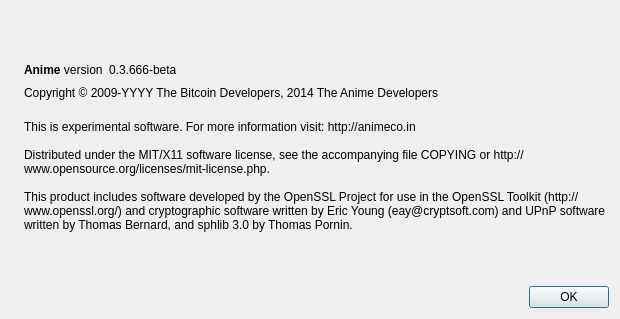
This is src/qt/forms/aboutdialog.ui in Animecointeam/Animecoin as Qt 5 draws it before an edit. The edited form follows.
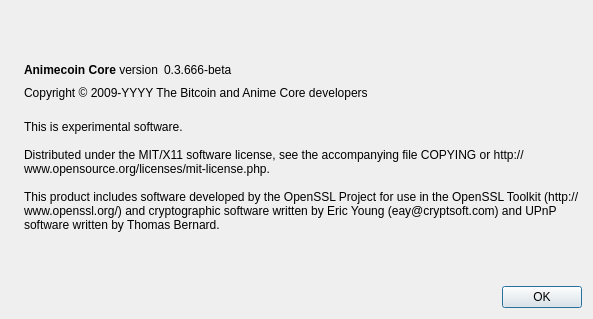
This is the edited form. Icons and pictures are not drawn.

```diff
--- a/src/qt/forms/aboutdialog.ui
+++ b/src/qt/forms/aboutdialog.ui
@@ -6,7 +6,7 @@
    <rect>
     <x>0</x>
     <y>0</y>
-    <width>620</width>
+    <width>593</width>
     <height>319</height>
    </rect>
   </property>
@@ -50,7 +50,7 @@
           <cursorShape>IBeamCursor</cursorShape>
          </property>
          <property name="text">
-          <string>&lt;html&gt;&lt;head/&gt;&lt;body&gt;&lt;p&gt;&lt;span style=&quot; font-weight:600;&quot;&gt;Anime&lt;/span&gt; version&lt;/p&gt;&lt;/body&gt;&lt;/html&gt;</string>
+          <string>&lt;b&gt;Animecoin Core&lt;/b&gt; version</string>
          </property>
          <property name="textInteractionFlags">
           <set>Qt::LinksAccessibleByMouse|Qt::TextSelectableByKeyboard|Qt::TextSelectableByMouse</set>
@@ -91,7 +91,7 @@
         <cursorShape>IBeamCursor</cursorShape>
        </property>
        <property name="text">
-        <string notr="true">Copyright &amp;copy; 2009-YYYY The Bitcoin Developers, 2014 The Anime Developers</string>
+        <string notr="true">Copyright &amp;copy; 2009-YYYY The Bitcoin and Anime Core developers</string>
        </property>
        <property name="textFormat">
         <enum>Qt::RichText</enum>
@@ -108,11 +108,11 @@
        </property>
        <property name="text">
         <string>
-This is experimental software. For more information visit: http://animeco.in 
+This is experimental software.
 
 Distributed under the MIT/X11 software license, see the accompanying file COPYING or http://www.opensource.org/licenses/mit-license.php.
 
-This product includes software developed by the OpenSSL Project for use in the OpenSSL Toolkit (http://www.openssl.org/) and cryptographic software written by Eric Young (eay@cryptsoft.com) and UPnP software written by Thomas Bernard, and sphlib 3.0 by Thomas Pornin.</string>
+This product includes software developed by the OpenSSL Project for use in the OpenSSL Toolkit (http://www.openssl.org/) and cryptographic software written by Eric Young (eay@cryptsoft.com) and UPnP software written by Thomas Bernard.</string>
        </property>
        <property name="wordWrap">
         <bool>true</bool>
```
Left out of the diff: 16 changed lines with no effect on the pictures.
